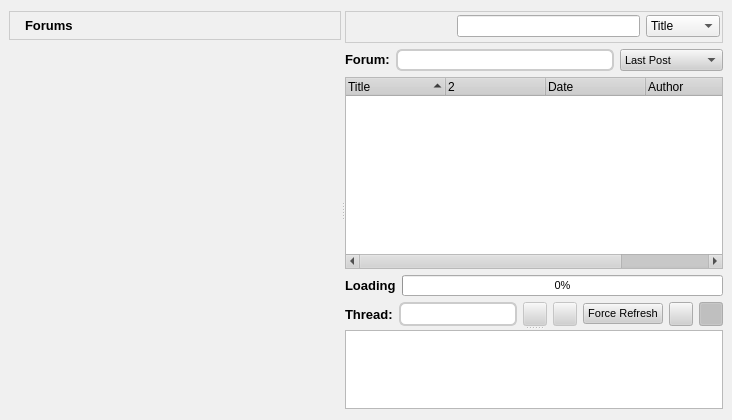
Old version of the form retroshare-gui/src/gui/GxsForumsDialog.ui in the repository RetroShare/RetroShare.
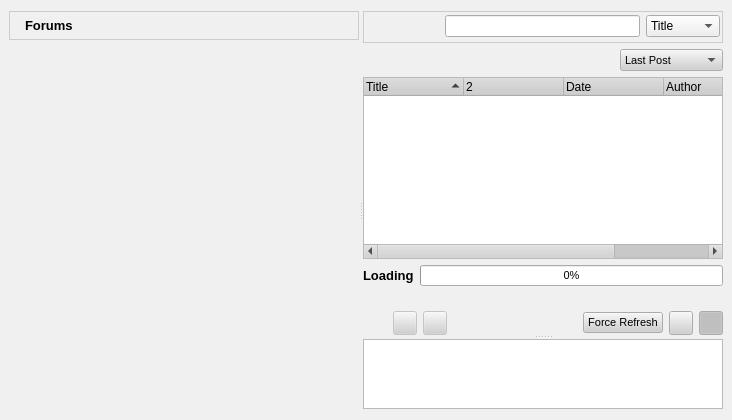
New version of the form. Icons and pictures are not drawn. Custom widgets are drawn as their Qt base class.

What changed in the file:
```diff
--- a/retroshare-gui/src/gui/GxsForumsDialog.ui
+++ b/retroshare-gui/src/gui/GxsForumsDialog.ui
@@ -700,38 +700,6 @@
        <layout class="QGridLayout">
         <item row="1" column="0">
          <layout class="QHBoxLayout">
-          <item>
-           <widget class="QLabel" name="label_17">
-            <property name="sizePolicy">
-             <sizepolicy hsizetype="Fixed" vsizetype="Fixed">
-              <horstretch>0</horstretch>
-              <verstretch>0</verstretch>
-             </sizepolicy>
-            </property>
-            <property name="minimumSize">
-             <size>
-              <width>0</width>
-              <height>0</height>
-             </size>
-            </property>
-            <property name="maximumSize">
-             <size>
-              <width>16777215</width>
-              <height>16777215</height>
-             </size>
-            </property>
-            <property name="font">
-             <font>
-              <pointsize>10</pointsize>
-              <weight>75</weight>
-              <bold>true</bold>
-             </font>
-            </property>
-            <property name="text">
-             <string>Forum:</string>
-            </property>
-           </widget>
-          </item>
           <item>
            <widget class="QLabel" name="forumName">
             <property name="sizePolicy">
@@ -753,11 +721,7 @@
              </size>
             </property>
             <property name="styleSheet">
-             <string notr="true">
-border: 2px solid #CCCCCC;
-border-radius:6px;
-background: white;
-</string>
+             <string notr="true"/>
             </property>
             <property name="text">
              <string/>
@@ -835,44 +799,8 @@
           </column>
          </widget>
         </item>
-        <item row="5" column="0">
+        <item row="6" column="0">
          <layout class="QGridLayout">
-          <item row="0" column="1">
-           <widget class="QLabel" name="threadlabel">
-            <property name="sizePolicy">
-             <sizepolicy hsizetype="Fixed" vsizetype="Preferred">
-              <horstretch>0</horstretch>
-              <verstretch>0</verstretch>
-             </sizepolicy>
-            </property>
-            <property name="font">
-             <font>
-              <pointsize>10</pointsize>
-              <weight>75</weight>
-              <bold>true</bold>
-             </font>
-            </property>
-            <property name="text">
-             <string>Thread:</string>
-            </property>
-           </widget>
-          </item>
-          <item row="0" column="2">
-           <widget class="QLabel" name="threadTitle">
-            <property name="styleSheet">
-             <string notr="true">QLabel#threadTitle{
-border: 2px solid #CCCCCC;
-border-radius: 6px;
-background: white;}</string>
-            </property>
-            <property name="wordWrap">
-             <bool>true</bool>
-            </property>
-            <property name="textInteractionFlags">
-             <set>Qt::LinksAccessibleByMouse|Qt::TextSelectableByMouse</set>
-            </property>
-           </widget>
-          </item>
           <item row="0" column="3">
            <widget class="QPushButton" name="previousButton">
             <property name="enabled">
@@ -949,7 +877,7 @@
             </property>
            </widget>
           </item>
-          <item row="0" column="7">
+          <item row="0" column="8">
            <widget class="QPushButton" name="expandButton">
             <property name="maximumSize">
              <size>
@@ -975,7 +903,7 @@
             </property>
            </widget>
           </item>
-          <item row="0" column="6">
+          <item row="0" column="7">
            <widget class="QPushButton" name="downloadButton">
             <property name="maximumSize">
              <size>
@@ -995,7 +923,7 @@
             </property>
            </widget>
           </item>
-          <item row="0" column="5">
+          <item row="0" column="6">
            <widget class="QPushButton" name="nextUnreadButton">
             <property name="sizePolicy">
              <sizepolicy hsizetype="Maximum" vsizetype="Fixed">
@@ -1008,6 +936,42 @@
             </property>
            </widget>
           </item>
+          <item row="0" column="1">
+           <widget class="QToolButton" name="newmessageButton">
+            <property name="maximumSize">
+             <size>
+              <width>24</width>
+              <height>24</height>
+             </size>
+            </property>
+            <property name="focusPolicy">
+             <enum>Qt::NoFocus</enum>
+            </property>
+            <property name="toolTip">
+             <string>Reply Message</string>
+            </property>
+            <property name="icon">
+             <iconset resource="images.qrc">
+              <normaloff>:/images/mail_reply.png</normaloff>:/images/mail_reply.png</iconset>
+            </property>
+            <property name="autoRaise">
+             <bool>true</bool>
+            </property>
+           </widget>
+          </item>
+          <item row="0" column="5">
+           <spacer name="horizontalSpacer_2">
+            <property name="orientation">
+             <enum>Qt::Horizontal</enum>
+            </property>
+            <property name="sizeHint" stdset="0">
+             <size>
+              <width>40</width>
+              <height>20</height>
+             </size>
+            </property>
+           </spacer>
+          </item>
          </layout>
         </item>
         <item row="0" column="0">
@@ -1097,29 +1061,6 @@
              </item>
             </widget>
            </item>
-           <item row="0" column="1">
-            <widget class="QToolButton" name="newmessageButton">
-             <property name="maximumSize">
-              <size>
-               <width>24</width>
-               <height>24</height>
-              </size>
-             </property>
-             <property name="focusPolicy">
-              <enum>Qt::NoFocus</enum>
-             </property>
-             <property name="toolTip">
-              <string>Reply Message</string>
-             </property>
-             <property name="icon">
-              <iconset resource="images.qrc">
-               <normaloff>:/images/mail_reply.png</normaloff>:/images/mail_reply.png</iconset>
-             </property>
-             <property name="autoRaise">
-              <bool>true</bool>
-             </property>
-            </widget>
-           </item>
            <item row="0" column="2">
             <spacer name="horizontalSpacer">
              <property name="orientation">
@@ -1196,6 +1137,19 @@
           </item>
          </layout>
         </item>
+        <item row="5" column="0">
+         <widget class="QLabel" name="threadTitle">
+          <property name="styleSheet">
+           <string notr="true"/>
+          </property>
+          <property name="wordWrap">
+           <bool>true</bool>
+          </property>
+          <property name="textInteractionFlags">
+           <set>Qt::LinksAccessibleByMouse|Qt::TextSelectableByMouse</set>
+          </property>
+         </widget>
+        </item>
        </layout>
       </widget>
       <widget class="LinkTextBrowser" name="postText">
```
